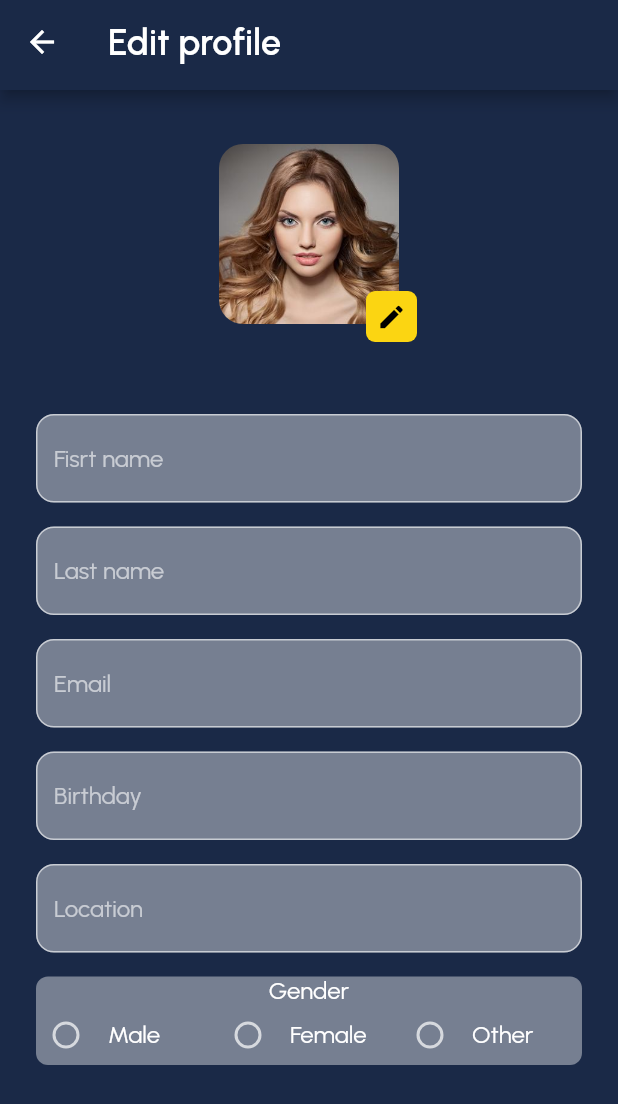
After one commit to ThaoDinhMinh/flutter_app, a Flutter app: the EditProfilePage screen opened by its route, on a phone screen of 412 x 824 dp. The commit adds this screen. Shown: the top 1104 px of the screen. Run offline on Flutter 3.47's test engine with Material 2 defaults, Android fonts, the light colour scheme and no system bars; our stand-ins replace flutter_svg.

Commit message:
fixed icon bottom navigator and complete edit profile page

```diff
--- /dev/null
+++ b/lib/components/text_field.dart
@@ -0,0 +1,24 @@
+import 'package:flutter/material.dart';
+
+class TextFieldComponent extends StatelessWidget {
+  final String hint;
+  const TextFieldComponent({super.key, required this.hint});
+
+  @override
+  Widget build(BuildContext context) {
+    return TextField(
+      decoration: InputDecoration(
+        hintText: hint,
+        border: OutlineInputBorder(
+          borderRadius: BorderRadius.all(Radius.circular(12)),
+        ),
+        focusedBorder: OutlineInputBorder(
+          borderSide: BorderSide(color: Colors.transparent),
+          borderRadius: BorderRadius.all(Radius.circular(12)),
+        ),
+        filled: true,
+        fillColor: Colors.white.withOpacity(0.4),
+      ),
+    );
+  }
+}
--- /dev/null
+++ b/lib/components/user_avatar.dart
@@ -0,0 +1,19 @@
+import 'package:flutter/material.dart';
+
+class UserAvatar extends StatelessWidget {
+  final double size;
+  final String avatar;
+  const UserAvatar({super.key, required this.size, required this.avatar});
+
+  @override
+  Widget build(BuildContext context) {
+    return ClipRRect(
+      borderRadius: BorderRadius.all(Radius.circular(16)),
+      child: Image.asset(
+        avatar,
+        width: size,
+        height: size,
+      ),
+    );
+  }
+}
--- a/lib/main.dart
+++ b/lib/main.dart
@@ -1,7 +1,5 @@
 import 'package:flutter/material.dart';
-import 'package:flutter_list_detail/pages/home_page.dart';
-import 'package:flutter_list_detail/pages/login_page.dart';
-import 'package:flutter_list_detail/pages/main_page.dart';
+import 'package:flutter_list_detail/route_app/app_route.dart';
 import 'package:flutter_list_detail/styles/app_colors.dart';
 
 void main() {
@@ -19,12 +17,8 @@ class MyApp extends StatelessWidget {
         scaffoldBackgroundColor: AppColors.background,
         brightness: Brightness.dark,
       ),
-      initialRoute: '/',
-      routes: {
-        '/': (context) => LoginPage(),
-        '/home': (context) => HomePage(),
-        '/main': (context) => Mainpage(),
-      },
+      initialRoute: AppRoutes.login,
+      routes: AppRoutes.pages,
     );
   }
 }
--- /dev/null
+++ b/lib/pages/edit_profile.dart
@@ -0,0 +1,148 @@
+import 'package:flutter/material.dart';
+import 'package:flutter_list_detail/components/text_field.dart';
+import 'package:flutter_list_detail/components/tool_appbar.dart';
+import 'package:flutter_list_detail/components/user_avatar.dart';
+import 'package:flutter_list_detail/styles/app_colors.dart';
+import 'package:flutter_list_detail/styles/app_text.dart';
+
+enum Gender { male, female, other, none }
+
+class EditProfilePage extends StatefulWidget {
+  EditProfilePage({super.key});
+
+  @override
+  State<EditProfilePage> createState() => _EditProfilePageState();
+}
+
+class _EditProfilePageState extends State<EditProfilePage> {
+  var gender = Gender.none;
+
+  @override
+  Widget build(BuildContext context) {
+    return Scaffold(
+      appBar: ToolAppBar(title: 'Edit profile'),
+      body: SingleChildScrollView(
+        child: Padding(
+          padding: const EdgeInsets.all(24.0),
+          child: Column(
+            children: [
+              Stack(
+                children: [
+                  Padding(
+                    padding: const EdgeInsets.all(12.0),
+                    child:
+                        UserAvatar(size: 120, avatar: 'assets/temp/user1.jpg'),
+                  ),
+                  Positioned(
+                    bottom: 0,
+                    right: 0,
+                    child: Container(
+                      padding: EdgeInsets.all(7),
+                      decoration: BoxDecoration(
+                        color: AppColors.primary,
+                        borderRadius: BorderRadius.all(Radius.circular(6)),
+                      ),
+                      child: Icon(
+                        Icons.edit,
+                        size: 20,
+                        color: AppColors.black,
+                      ),
+                    ),
+                  )
+                ],
+              ),
+              SizedBox(
+                height: 48,
+              ),
+              TextFieldComponent(hint: 'Fisrt name'),
+              SizedBox(
+                height: 16,
+              ),
+              TextFieldComponent(hint: 'Last name'),
+              SizedBox(
+                height: 16,
+              ),
+              TextFieldComponent(hint: 'Email'),
+              SizedBox(
+                height: 16,
+              ),
+              TextFieldComponent(hint: 'Birthday'),
+              SizedBox(
+                height: 16,
+              ),
+              TextFieldComponent(hint: 'Location'),
+              SizedBox(
+                height: 16,
+              ),
+              Container(
+                decoration: BoxDecoration(
+                    color: AppColors.white.withOpacity(0.4),
+                    borderRadius: BorderRadius.all(Radius.circular(8))),
+                child: Column(
+                  children: [
+                    Text(
+                      'Gender',
+                      style: AppText.subtitle2,
+                    ),
+                    Row(
+                      children: [
+                        Expanded(
+                          child: RadioListTile(
+                            title: Text('Male'),
+                            value: Gender.male,
+                            contentPadding: EdgeInsets.zero,
+                            visualDensity: VisualDensity(
+                                horizontal: VisualDensity.minimumDensity,
+                                vertical: VisualDensity.minimumDensity),
+                            groupValue: gender,
+                            onChanged: (value) {
+                              setState(() {
+                                gender = Gender.male;
+                              });
+                            },
+                          ),
+                        ),
+                        Expanded(
+                          child: RadioListTile(
+                            title: Text('Female'),
+                            value: Gender.female,
+                            groupValue: gender,
+                            visualDensity: VisualDensity(
+                                horizontal: VisualDensity.minimumDensity,
+                                vertical: VisualDensity.minimumDensity),
+                            contentPadding: EdgeInsets.zero,
+                            onChanged: (value) {
+                              setState(() {
+                                gender = Gender.female;
+                              });
+                            },
+                          ),
+                        ),
+                        Expanded(
+                          child: RadioListTile(
+                            title: Text('Other'),
+                            value: Gender.other,
+                            groupValue: gender,
+                            visualDensity: VisualDensity(
+                                horizontal: VisualDensity.minimumDensity,
+                                vertical: VisualDensity.minimumDensity),
+                            contentPadding: EdgeInsets.zero,
+                            onChanged: (value) {
+                              setState(() {
+                                gender = Gender.other;
+                              });
+                            },
+                          ),
+                        ),
+                      ],
+                    ),
+                  ],
+                ),
+              )
+            ],
+          ),
+        ),
+      ),
+    );
+  }
+}
--- a/lib/pages/login_page.dart
+++ b/lib/pages/login_page.dart
@@ -1,4 +1,5 @@
 import 'package:flutter/material.dart';
+import 'package:flutter_list_detail/route_app/app_route.dart';
 
 class LoginPage extends StatelessWidget {
   const LoginPage({super.key});
@@ -69,7 +70,7 @@ class LoginPage extends StatelessWidget {
                 height: 48,
                 child: ElevatedButton(
                   onPressed: () {
-                    Navigator.of(context).pushReplacementNamed('/main');
+                    Navigator.of(context).pushReplacementNamed(AppRoutes.main);
                   },
                   style: ElevatedButton.styleFrom(
                     backgroundColor: Colors.amber,
--- a/lib/pages/main_page.dart
+++ b/lib/pages/main_page.dart
@@ -75,7 +75,7 @@ class MyBottomNavigation extends StatelessWidget {
                   Expanded(
                     child: BottomItemNavigation(
                         onPressed: () => onTap(Menus.home),
-                        icon: 'assets/icon/Chat.svg',
+                        icon: 'assets/icon/Home.svg',
                         current: currenIndex,
                         name: Menus.home),
                   ),
--- a/lib/pages/profile_page.dart
+++ b/lib/pages/profile_page.dart
@@ -1,5 +1,7 @@
 import 'package:flutter/material.dart';
 import 'package:flutter_list_detail/components/tool_appbar.dart';
+import 'package:flutter_list_detail/components/user_avatar.dart';
+import 'package:flutter_list_detail/route_app/app_route.dart';
 import 'package:flutter_list_detail/styles/app_text.dart';
 
 enum ProfileMenu { edit, logout }
@@ -17,7 +19,7 @@ class ProfilePage extends StatelessWidget {
             onSelected: (value) {
               switch (value) {
                 case ProfileMenu.edit:
-                  print('edit');
+                  Navigator.of(context).pushNamed(AppRoutes.edit);
                   break;
                 case ProfileMenu.logout:
                   print('logout');
@@ -43,11 +45,7 @@ class ProfilePage extends StatelessWidget {
       ),
       body: Column(
         children: [
-          Image.asset(
-            'assets/temp/user1.jpg',
-            width: 90,
-            height: 90,
-          ),
+          UserAvatar(size: 90, avatar: 'assets/temp/user1.jpg'),
           SizedBox(
             height: 24,
           ),
--- /dev/null
+++ b/lib/route_app/app_route.dart
@@ -0,0 +1,18 @@
+import '../pages/edit_profile.dart';
+import '../pages/home_page.dart';
+import '../pages/login_page.dart';
+import '../pages/main_page.dart';
+
+class AppRoutes {
+  static final pages = {
+    '/': (context) => LoginPage(),
+    '/home': (context) => HomePage(),
+    '/main': (context) => Mainpage(),
+    '/edit_profile': (context) => EditProfilePage(),
+  };
+
+  static const login = '/';
+  static const home = '/home';
+  static const main = '/main';
+  static const edit = '/edit_profile';
+}
```
